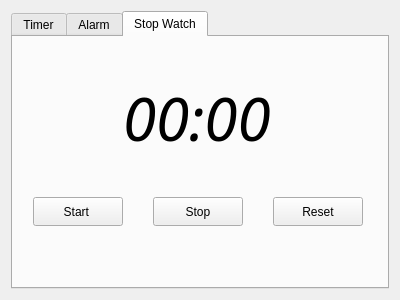
This is IniNamaAplikasiNotepad/Ini_Nama_Aplikasi_Notepad/timer.ui in fernandezlee942-sys/Ini-Nama-Aplikasi-Notepad as Qt 5 draws it before an edit. The edited form follows.
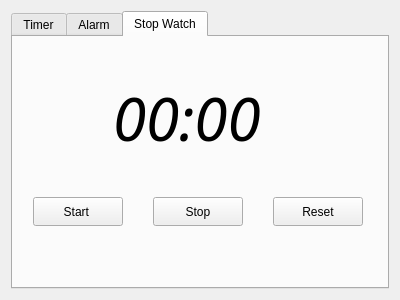
This is the edited form.

Patch:
```diff
--- a/IniNamaAplikasiNotepad/Ini_Nama_Aplikasi_Notepad/timer.ui
+++ b/IniNamaAplikasiNotepad/Ini_Nama_Aplikasi_Notepad/timer.ui
@@ -54,9 +54,9 @@
       <widget class="QLabel" name="labelStopwatch">
        <property name="geometry">
         <rect>
-         <x>110</x>
+         <x>100</x>
          <y>30</y>
-         <width>251</width>
+         <width>231</width>
          <height>101</height>
         </rect>
        </property>
```
